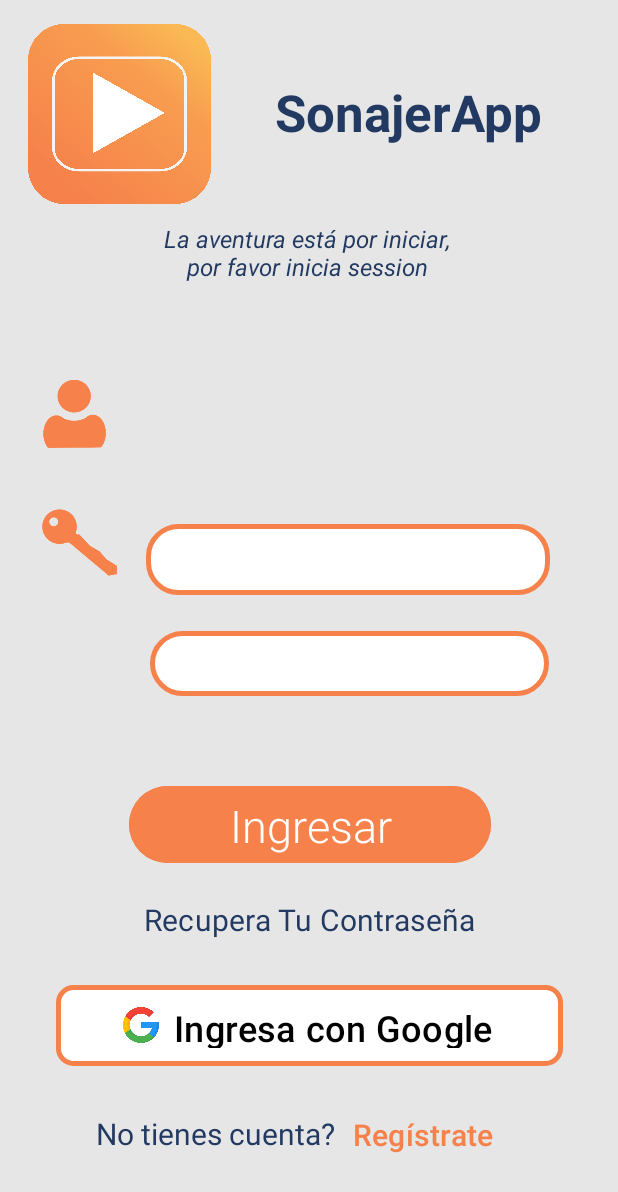
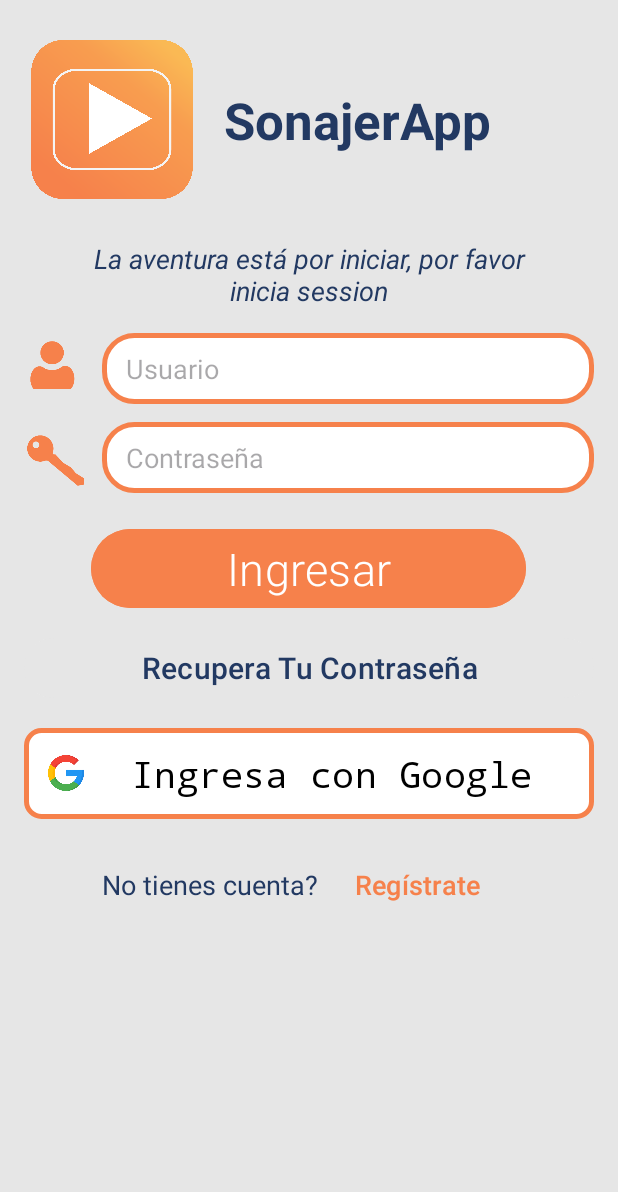
Before and after one commit to luiscarlosmedina/AndroidApp, an Android app: the layout activity_login.xml on its own in the app's theme, with its tools: preview values and no code run, on a phone screen of 412 x 824 dp. Shown: the top 1192 px of the screen. Run offline under Robolectric (Android 15) with nearby library versions, the phone set to English and light mode, and no system bars; Roboto replaces fonts that are not available here.

Commit message:
feat interactividad de vistas registro perfil y recuperacion de contraseña

```diff
--- a/app/src/main/java/com/example/helloapp/HomeActivity.kt
+++ b/app/src/main/java/com/example/helloapp/HomeActivity.kt
@@ -1,11 +1,33 @@
 package com.example.helloapp
 
+import android.content.Intent
 import android.os.Bundle
+import android.util.Log
+import android.widget.Button
 import androidx.appcompat.app.AppCompatActivity
 
 class HomeActivity : AppCompatActivity() {
+
+    private lateinit var buttonLogin: Button
+    private lateinit var buttonRegister: Button
+
     override fun onCreate(savedInstanceState: Bundle?) {
         super.onCreate(savedInstanceState)
         setContentView(R.layout.activity_home)
+
+        Log.d("HomeActivity", "onCreate: enviado a la activity de login")
+
+
+        buttonLogin = findViewById(R.id.btLogin)
+        buttonLogin.setOnClickListener {
+            val intent = Intent(this, LoginActivity::class.java)
+            startActivity(intent)
+        }
+
+        buttonRegister = findViewById(R.id.btRegistrar)
+        buttonRegister.setOnClickListener {
+            val intent = Intent(this, RegisterActivity::class.java)
+            startActivity(intent)
+        }
     }
 }
--- a/app/src/main/java/com/example/helloapp/LoginActivity.kt
+++ b/app/src/main/java/com/example/helloapp/LoginActivity.kt
@@ -1,11 +1,91 @@
 package com.example.helloapp
 
+import android.content.Intent
+import android.content.SharedPreferences
 import android.os.Bundle
+import android.widget.Button
+import android.widget.EditText
+import android.widget.Toast
 import androidx.appcompat.app.AppCompatActivity
 
 class LoginActivity : AppCompatActivity() {
+
+    private lateinit var buttonRegisterLogin: Button
+    private lateinit var buttonRestorePass: Button
+    private lateinit var editTextCorreo: EditText
+    private lateinit var editTextContrasena: EditText
+    private lateinit var buttonLogeo: Button
+    private lateinit var sharedPreferences: SharedPreferences
+
     override fun onCreate(savedInstanceState: Bundle?) {
         super.onCreate(savedInstanceState)
         setContentView(R.layout.activity_login)
+
+        buttonLogeo = findViewById(R.id.btEntrar)
+        buttonLogeo.setOnClickListener {
+            //validar campos
+            if(validarCampos()){
+
+                //redireccionar al login
+                val intent = Intent(this, ProfileActivity::class.java)
+                startActivity(intent)
+                finish()
+
+                limpiarCampos()
+            }
+
+        }
+
+        buttonRegisterLogin = findViewById(R.id.btRegistroLogin)
+        buttonRegisterLogin.setOnClickListener {
+            val intent = Intent(this, RegisterActivity::class.java)
+            startActivity(intent)
+        }
+        buttonRestorePass = findViewById(R.id.btRecuperar)
+        buttonRestorePass.setOnClickListener {
+            val intent = Intent(this, RestoreActivity::class.java)
+            startActivity(intent)
+        }
+    }
+
+    private fun validarCampos(): Boolean {
+        sharedPreferences = getSharedPreferences("UserData", MODE_PRIVATE)
+
+        editTextCorreo = findViewById(R.id.textUserLogin)
+        editTextContrasena = findViewById(R.id.textPassLogin)
+        val correo = editTextCorreo.text.toString().trim()
+        val contrasena = editTextContrasena.text.toString().trim()
+
+        if (correo.isEmpty()) {
+            Toast.makeText(this, "Por favor, ingresa tu correo", Toast.LENGTH_SHORT).show()
+            return false
+        }
+        if (contrasena.isEmpty()) {
+            Toast.makeText(this, "Por favor, ingresa tu contraseña", Toast.LENGTH_SHORT).show()
+            return false
+        }
+        if (!android.util.Patterns.EMAIL_ADDRESS.matcher(correo).matches()) {
+            Toast.makeText(this, "Por favor, ingresa un correo electrónico válido", Toast.LENGTH_SHORT).show()
+            return false
+        }
+        // Obtener los datos almacenados en SharedPreferences
+        val correoGuardado = sharedPreferences.getString("correo", "")
+        val contrasenaGuardada = sharedPreferences.getString("contrasena", "")
+
+        // Verificar si el correo y la contraseña coinciden con los datos guardados
+        if (correo == correoGuardado && contrasena == contrasenaGuardada) {
+            Toast.makeText(this, "Inicio de sesión exitoso", Toast.LENGTH_SHORT).show()
+            return true
+        } else {
+            Toast.makeText(this, "Correo o contraseña incorrectos", Toast.LENGTH_SHORT).show()
+            return false
+        }
+        return true
+
+    }
+
+    private fun limpiarCampos() {
+        editTextCorreo.text.clear()
+        editTextContrasena.text.clear()
     }
 }
--- a/app/src/main/java/com/example/helloapp/SplashActivity.kt
+++ b/app/src/main/java/com/example/helloapp/SplashActivity.kt
@@ -1,11 +1,20 @@
 package com.example.helloapp
 
+import android.content.Intent
 import android.os.Bundle
+import android.os.Handler
+import android.os.Looper
 import androidx.appcompat.app.AppCompatActivity
 
 class SplashActivity : AppCompatActivity() {
     override fun onCreate(savedInstanceState: Bundle?) {
         super.onCreate(savedInstanceState)
         setContentView(R.layout.activity_splash)
+
+        Handler(Looper.getMainLooper()).postDelayed({
+            val intent = Intent(this, HomeActivity::class.java)
+            startActivity(intent)
+            finish()
+        },3000)
     }
 }
--- a/app/src/main/res/layout/activity_login.xml
+++ b/app/src/main/res/layout/activity_login.xml
@@ -1,175 +1,141 @@
 <?xml version="1.0" encoding="utf-8"?>
-<androidx.constraintlayout.widget.ConstraintLayout xmlns:android="http://schemas.android.com/apk/res/android"
-    xmlns:app="http://schemas.android.com/apk/res-auto"
-    xmlns:tools="http://schemas.android.com/tools"
+<ScrollView xmlns:android="http://schemas.android.com/apk/res/android"
     android:layout_width="match_parent"
     android:layout_height="match_parent"
+    android:fillViewport="true">
+
+    <LinearLayout
+        android:layout_width="match_parent"
+        android:layout_height="wrap_content"
+        android:orientation="vertical"
+        android:padding="16dp"
+        android:gravity="center_horizontal"
         android:background="@color/gray">
+
+        <!-- Logo y Nombre de la App -->
+        <LinearLayout
+            android:layout_width="match_parent"
+            android:layout_height="128dp"
+            android:orientation="horizontal"
+            android:gravity="center_vertical"
+            android:layout_marginBottom="16dp">
 
             <ImageView
                 android:id="@+id/iconAppLogin"
-        android:layout_width="127dp"
-        android:layout_height="120dp"
-        android:layout_marginStart="16dp"
-        android:layout_marginTop="16dp"
-        app:layout_constraintStart_toStartOf="parent"
-        app:layout_constraintTop_toTopOf="parent"
-        app:srcCompat="@drawable/iconlogo" />
+                android:layout_width="117dp"
+                android:layout_height="106dp"
+                android:layout_marginEnd="16dp"
+                android:src="@drawable/iconlogo" />
 
             <TextView
                 android:id="@+id/nameAppLogin"
-        android:layout_width="222dp"
-        android:layout_height="52dp"
-        android:layout_marginTop="52dp"
+                android:layout_width="wrap_content"
+                android:layout_height="wrap_content"
                 android:fontFamily="@font/agbalumo"
                 android:text="@string/app_name"
-        android:textAlignment="center"
                 android:textColor="@color/blue"
                 android:textSize="34sp"
-        android:textStyle="bold"
-        app:layout_constraintEnd_toEndOf="parent"
-        app:layout_constraintHorizontal_bias="0.391"
-        app:layout_constraintStart_toEndOf="@+id/iconAppLogin"
-        app:layout_constraintTop_toTopOf="parent" />
+                android:textStyle="bold" />
+        </LinearLayout>
 
+        <!-- Mensaje de Información -->
         <TextView
             android:id="@+id/infoLogin"
-        android:layout_width="209dp"
-        android:layout_height="60dp"
-        android:layout_marginTop="148dp"
+            android:layout_width="308dp"
+            android:layout_height="wrap_content"
+            android:layout_marginBottom="16dp"
+            android:gravity="center"
             android:text="@string/infoLogin"
-        android:textAlignment="center"
             android:textColor="@color/blue"
-        android:textSize="16sp"
-        android:textStyle="italic"
-        app:layout_constraintEnd_toEndOf="parent"
-        app:layout_constraintHorizontal_bias="0.494"
-        app:layout_constraintStart_toStartOf="parent"
-        app:layout_constraintTop_toTopOf="parent" />
+            android:textSize="18sp"
+            android:textStyle="italic" />
 
+        <!-- Usuario -->
+        <LinearLayout
+            android:layout_width="match_parent"
+            android:layout_height="wrap_content"
+            android:orientation="horizontal"
+            android:gravity="center_vertical"
+            android:layout_marginBottom="12dp">
+
+            <ImageView
+                android:id="@+id/imgUser"
+                android:layout_width="42dp"
+                android:layout_height="38dp"
+                android:layout_marginEnd="10dp"
+                android:rotation="-90"
+                android:src="@drawable/iconuser" />
+
+            <EditText
+                android:id="@+id/textUserLogin"
+                style="@style/EditTextRounded"
+                android:layout_width="0dp"
+                android:layout_height="47dp"
+                android:layout_weight="1"
+                android:hint="Usuario"
+                android:inputType="text"/>
+        </LinearLayout>
+
+        <!-- Contraseña -->
+        <LinearLayout
+            android:layout_width="match_parent"
+            android:layout_height="wrap_content"
+            android:orientation="horizontal"
+            android:gravity="center_vertical"
+            android:layout_marginBottom="20dp">
+
+            <ImageView
+                android:id="@+id/imgPass"
+                android:layout_width="42dp"
+                android:layout_height="38dp"
+                android:layout_marginEnd="10dp"
+                android:src="@drawable/iconpass"/>
+
+            <EditText
+                android:id="@+id/textPassLogin"
+                style="@style/EditTextRounded"
+                android:layout_width="0dp"
+                android:layout_height="47dp"
+                android:layout_weight="1"
+                android:hint="Contraseña"
+                android:inputType="textPassword"/>
+        </LinearLayout>
+
+        <!-- Botón de Login -->
         <Button
-        android:id="@+id/btLogin"
-        android:layout_width="241dp"
-        android:layout_height="59dp"
-        android:layout_marginTop="56dp"
+            android:id="@+id/btEntrar"
+            android:layout_width="290dp"
+            android:layout_height="wrap_content"
+            android:layout_marginBottom="12dp"
             android:backgroundTint="@color/orange"
             android:fontFamily="sans-serif-light"
             android:text="@string/intro"
-        android:textAlignment="center"
-        android:textAppearance="@style/TextAppearance.AppCompat.Body1"
             android:textColor="@color/white"
-        android:textSize="30sp"
-        app:layout_constraintEnd_toEndOf="parent"
-        app:layout_constraintHorizontal_bias="0.505"
-        app:layout_constraintStart_toStartOf="parent"
-        app:layout_constraintTop_toBottomOf="@+id/textPassLogin" />
+            android:textSize="30sp" />
 
+        <!-- Botón de Recuperación -->
         <Button
             android:id="@+id/btRecuperar"
-        android:layout_width="279dp"
-        android:layout_height="51dp"
-        android:layout_marginTop="8dp"
+            android:layout_width="match_parent"
+            android:layout_height="wrap_content"
+            android:layout_marginBottom="16dp"
             android:backgroundTint="@color/gray"
-        android:fontFamily="sans-serif"
+            android:fontFamily="sans-serif-light"
             android:text="@string/help"
             android:textAllCaps="false"
             android:textColor="@color/blue"
             android:textSize="20sp"
-        app:layout_constraintEnd_toEndOf="parent"
-        app:layout_constraintStart_toStartOf="parent"
-        app:layout_constraintTop_toBottomOf="@+id/btLogin"
-        app:layout_constraintVertical_bias="0.0" />
+            android:textStyle="bold" />
 
-    <ImageView
-        android:id="@+id/imgUser"
-        android:layout_width="57dp"
-        android:layout_height="54dp"
-        android:layout_marginStart="24dp"
-        android:layout_marginTop="252dp"
-        android:rotation="-90"
-        app:layout_constraintStart_toStartOf="parent"
-        app:layout_constraintTop_toTopOf="parent"
-        app:srcCompat="@drawable/iconuser" />
-
-    <ImageView
-        android:id="@+id/imgPass"
-        android:layout_width="58dp"
-        android:layout_height="50dp"
-        android:layout_marginStart="24dp"
-        android:layout_marginTop="28dp"
-        app:layout_constraintBottom_toBottomOf="parent"
-        app:layout_constraintStart_toStartOf="parent"
-        app:layout_constraintTop_toBottomOf="@+id/imgUser"
-        app:layout_constraintVertical_bias="0.0"
-        app:srcCompat="@drawable/iconpass" />
-
-    <Button
-        android:id="@+id/btRegistroLogin"
-        android:layout_width="155dp"
-        android:layout_height="47dp"
-        android:layout_marginBottom="44dp"
-        android:backgroundTint="@color/gray"
-        android:text="@string/login"
-        android:textAlignment="textStart"
-        android:textColor="@color/orange"
-        android:textSize="20sp"
-        app:layout_constraintBottom_toBottomOf="parent"
-        app:layout_constraintEnd_toEndOf="parent"
-        app:layout_constraintHorizontal_bias="0.824"
-        app:layout_constraintStart_toStartOf="parent" />
-
-    <TextView
-        android:id="@+id/creaCuenta"
-        android:layout_width="191dp"
-        android:layout_height="34dp"
-        android:layout_marginStart="64dp"
-        android:layout_marginBottom="48dp"
-        android:text="@string/ask"
-        android:textColor="@color/blue"
-        android:textSize="20sp"
-        app:layout_constraintBottom_toBottomOf="parent"
-        app:layout_constraintStart_toStartOf="parent" />
-
-    <EditText
-        android:id="@+id/textUserLogin"
-        style="@style/EditTextRounded"
-        android:layout_width="269dp"
-        android:layout_height="47dp"
-        android:ems="10"
-        android:inputType="text"
-        app:layout_constraintBottom_toTopOf="@+id/textPassLogin"
-        app:layout_constraintEnd_toEndOf="parent"
-        app:layout_constraintHorizontal_bias="0.263"
-        app:layout_constraintStart_toEndOf="@+id/imgUser"
-        app:layout_constraintTop_toTopOf="parent"
-        app:layout_constraintVertical_bias="0.935" />
-
-    <EditText
-        android:id="@+id/textPassLogin"
-        style="@style/EditTextRounded"
-        android:layout_width="266dp"
-        android:layout_height="43dp"
-        android:layout_marginBottom="360dp"
-        android:ems="10"
-        android:inputType="textPassword"
-        app:layout_constraintBottom_toBottomOf="parent"
-        app:layout_constraintEnd_toEndOf="parent"
-        app:layout_constraintHorizontal_bias="0.285"
-        app:layout_constraintStart_toEndOf="@+id/imgPass" />
-
+        <!-- Login con Google -->
         <LinearLayout
             style="@style/ButtonGoogle"
-        android:layout_width="338dp"
-        android:layout_height="54dp"
-        android:layout_gravity="center"
+            android:layout_width="match_parent"
+            android:layout_height="wrap_content"
             android:gravity="center"
             android:orientation="horizontal"
-        android:padding="8dp"
-        app:layout_constraintBottom_toBottomOf="parent"
-        app:layout_constraintEnd_toEndOf="parent"
-        app:layout_constraintStart_toStartOf="parent"
-        app:layout_constraintTop_toTopOf="parent"
-        app:layout_constraintVertical_bias="0.853">
+            android:padding="4dp"
+            android:layout_marginBottom="20dp">
 
             <ImageView
                 android:layout_width="24dp"
@@ -179,15 +145,42 @@
 
             <Button
                 android:id="@+id/btGoogleLogin"
-            android:layout_width="216dp"
+                android:layout_width="wrap_content"
                 android:layout_height="wrap_content"
                 android:background="@android:color/transparent"
-            android:padding="0dp"
+                android:fontFamily="monospace"
                 android:text="@string/googleLogin"
+                android:textAllCaps="false"
                 android:textColor="@color/black"
                 android:textSize="24sp" />
+        </LinearLayout>
+
+        <!-- Crear cuenta -->
+        <LinearLayout
+            android:layout_width="match_parent"
+            android:layout_height="wrap_content"
+            android:orientation="horizontal"
+            android:gravity="center"
+            android:layout_marginBottom="20dp">
+
+            <TextView
+                android:id="@+id/creaCuenta"
+                android:layout_width="wrap_content"
+                android:layout_height="wrap_content"
+                android:text="@string/ask"
+                android:textColor="@color/blue"
+                android:textSize="18sp"/>
+
+            <Button
+                android:id="@+id/btRegistroLogin"
+                android:layout_width="wrap_content"
+                android:layout_height="wrap_content"
+                android:background="@android:color/transparent"
+                android:text="@string/login"
+                android:textColor="@color/orange"
+                android:textSize="18sp" />
+        </LinearLayout>
 
     </LinearLayout>
 
-
-</androidx.constraintlayout.widget.ConstraintLayout>
+</ScrollView>
--- a/app/src/main/res/values/strings.xml
+++ b/app/src/main/res/values/strings.xml
@@ -9,4 +9,12 @@
     <string name="help">Recupera Tu Contraseña</string>
     <string name="info">Inicia una nueva aventura con SonajerApp y descubre una nueva forma de ver el mundo</string>
     <string name="infoLogin">La aventura está por iniciar, por favor inicia session</string>
+    <string name="infoRegistro">Una aventura merece ser registrada, por favor diligencia los campos</string>
+    <string name="askRegistro">Ya tienes cuenta? </string>
+    <string name="conditions">Por favor acepta los Terminos y Condiciones</string>
+    <string name="infoRecupera">Para recuperar su contraseña ingresa tu correo electrónico</string>
+    <string name="sendMail">Enviar correo</string>
+    <string name="editar">Editar</string>
+
+
 </resources>
```
Also changed, not shown: app/src/main/AndroidManifest.xml (+16 -2 lines). Lines whose indentation alone changed are shown as unchanged.
